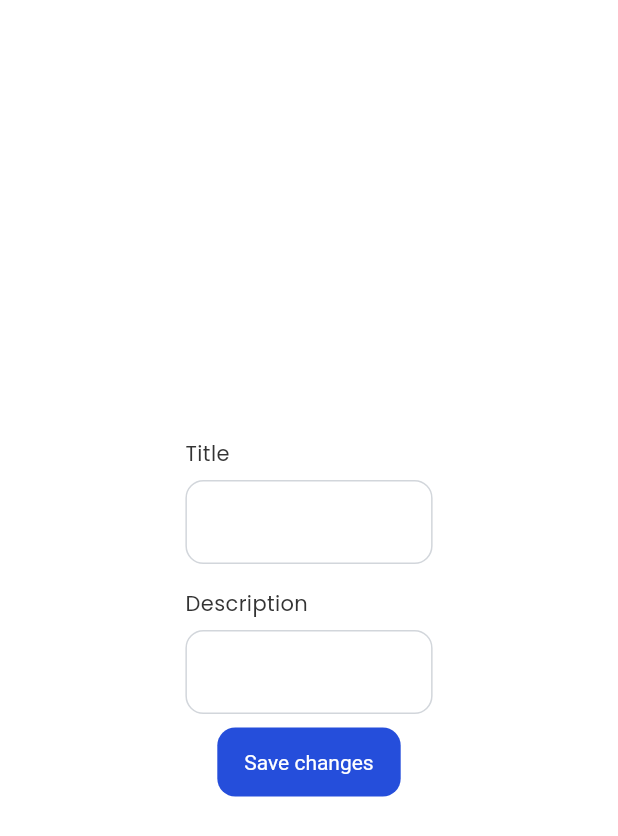
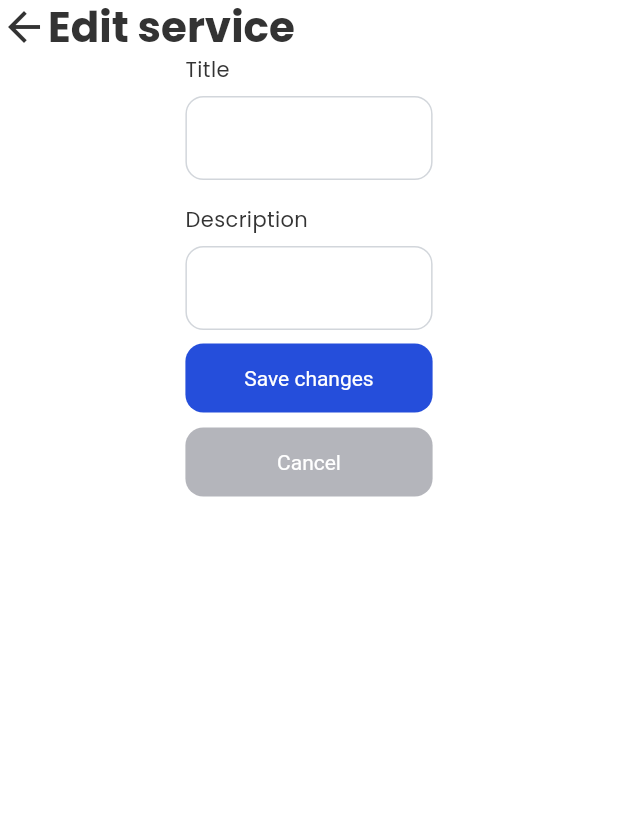
Before and after one commit to Isagani-lapira/Eye-Optical, a Flutter app: the EditServiceTab widget shown alone on an empty page, opened directly with empty values, on a phone screen of 412 x 824 dp. Shown: the top 836 px of the screen. Run offline on Flutter 3.47's test engine with Material 3 defaults, Android fonts, the phone set to English and light mode, and no system bars; our stand-ins replace cloud_firestore, firebase_auth, firebase_core, fl_chart; accounts and stored records are empty.

Commit message:
Finish edit service UI and functionality

```diff
--- a/eyeoptic_app/lib/screen/admin/tabs/service content/editservicetab.dart
+++ b/eyeoptic_app/lib/screen/admin/tabs/service content/editservicetab.dart
@@ -1,7 +1,11 @@
 import 'package:eyeoptic_app/model/servicemodel.dart';
+import 'package:eyeoptic_app/provider/servicetabprovider.dart';
 import 'package:eyeoptic_app/services/firestore.dart';
+import 'package:eyeoptic_app/theme/colors.dart';
+import 'package:eyeoptic_app/widget/iconwithtext.dart';
 import 'package:eyeoptic_app/widget/textfield.dart';
 import 'package:flutter/material.dart';
+import 'package:provider/provider.dart';
 
 class EditServiceTab extends StatelessWidget {
   final ServiceModel serviceModel;
@@ -12,12 +16,24 @@ class EditServiceTab extends StatelessWidget {
 
   @override
   Widget build(BuildContext context) {
+    var provider = Provider.of<ServiceTabProvider>(context, listen: false);
     String title = '';
     String description = '';
-    return Center(
+    return SingleChildScrollView(
       child: Column(
-        mainAxisAlignment: MainAxisAlignment.center,
         children: [
+          Align(
+            alignment: Alignment.topLeft,
+            child: GestureDetector(
+              onTap: () => provider.toggleDisplay(ServiceSection.mainservice),
+              child: const IconText(
+                title: 'Edit service',
+                color: AppColor.textColor,
+                icon: Icons.arrow_back,
+                isHeadlinerText: true,
+              ),
+            ),
+          ),
           CustomField(
             labelTxt: 'Title',
             hint: serviceModel.name,
@@ -29,7 +45,9 @@ class EditServiceTab extends StatelessWidget {
             hint: serviceModel.description,
             onChange: (value) => description = value,
           ),
-          TextButton(
+          SizedBox(
+            width: MediaQuery.of(context).size.width * 0.4,
+            child: TextButton(
                 onPressed: () {
                   if (title.isNotEmpty && description.isNotEmpty) {
                     FireStoreService fireStoreService = FireStoreService();
@@ -43,6 +61,19 @@ class EditServiceTab extends StatelessWidget {
                   }
                 },
                 child: Text('Save changes')),
+          ),
+          Container(
+            margin: EdgeInsets.only(top: 8.0),
+            width: MediaQuery.of(context).size.width * 0.4,
+            child: TextButton(
+              style: Theme.of(context).textButtonTheme.style!.copyWith(
+                  backgroundColor:
+                      const MaterialStatePropertyAll(AppColor.cancelButton)),
+              onPressed: () =>
+                  provider.toggleDisplay(ServiceSection.mainservice),
+              child: const Text('Cancel'),
+            ),
+          ),
         ],
       ),
     );
```
Lines whose indentation alone changed are shown as unchanged.
